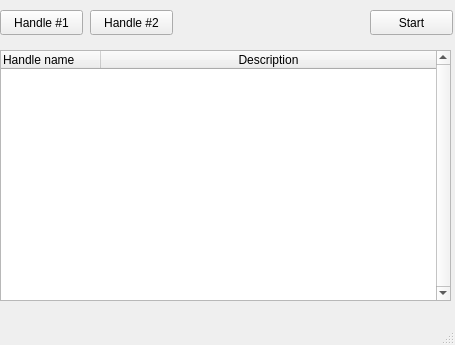
The window that uis/inj_vs_tune.ui (vitaliibalakin/c_orbit) describes before a commit, drawn with Qt 5.
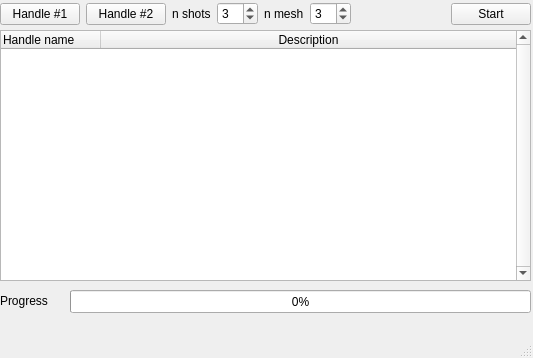
The same window after the commit.

Diff of the .ui file:
```diff
--- a/uis/inj_vs_tune.ui
+++ b/uis/inj_vs_tune.ui
@@ -6,8 +6,8 @@
    <rect>
     <x>0</x>
     <y>0</y>
-    <width>455</width>
-    <height>345</height>
+    <width>533</width>
+    <height>358</height>
    </rect>
   </property>
   <property name="windowTitle">
@@ -18,8 +18,8 @@
     <property name="geometry">
      <rect>
       <x>0</x>
-      <y>50</y>
-      <width>451</width>
+      <y>30</y>
+      <width>531</width>
       <height>251</height>
      </rect>
     </property>
@@ -56,46 +56,119 @@
      </property>
     </column>
    </widget>
-   <widget class="QPushButton" name="btn_start">
+   <widget class="QWidget" name="horizontalLayoutWidget">
     <property name="geometry">
      <rect>
-      <x>370</x>
-      <y>10</y>
-      <width>83</width>
-      <height>25</height>
+      <x>0</x>
+      <y>0</y>
+      <width>531</width>
+      <height>28</height>
      </rect>
     </property>
-    <property name="text">
-     <string>Start</string>
-    </property>
+    <layout class="QHBoxLayout" name="horizontalLayout">
+     <item>
+      <widget class="QPushButton" name="btn_handle_1">
+       <property name="text">
+        <string>Handle #1</string>
+       </property>
+      </widget>
+     </item>
+     <item>
+      <widget class="QPushButton" name="btn_handle_2">
+       <property name="enabled">
+        <bool>true</bool>
+       </property>
+       <property name="text">
+        <string>Handle #2</string>
+       </property>
+      </widget>
+     </item>
+     <item>
+      <widget class="QLabel" name="label">
+       <property name="text">
+        <string>n shots</string>
+       </property>
+      </widget>
+     </item>
+     <item>
+      <widget class="QSpinBox" name="n_shots">
+       <property name="minimum">
+        <number>1</number>
+       </property>
+       <property name="value">
+        <number>3</number>
+       </property>
+      </widget>
+     </item>
+     <item>
+      <widget class="QLabel" name="label_2">
+       <property name="text">
+        <string>n mesh</string>
+       </property>
+      </widget>
+     </item>
+     <item>
+      <widget class="QSpinBox" name="n_mesh">
+       <property name="minimum">
+        <number>1</number>
+       </property>
+       <property name="value">
+        <number>3</number>
+       </property>
+      </widget>
+     </item>
+     <item>
+      <spacer name="horizontalSpacer">
+       <property name="orientation">
+        <enum>Qt::Horizontal</enum>
+       </property>
+       <property name="sizeHint" stdset="0">
+        <size>
+         <width>40</width>
+         <height>20</height>
+        </size>
+       </property>
+      </spacer>
+     </item>
+     <item>
+      <widget class="QPushButton" name="btn_start">
+       <property name="text">
+        <string>Start</string>
+       </property>
+      </widget>
+     </item>
+    </layout>
    </widget>
-   <widget class="QPushButton" name="btn_handle_1">
+   <widget class="QProgressBar" name="progress_bar">
     <property name="geometry">
      <rect>
-      <x>0</x>
-      <y>10</y>
-      <width>83</width>
-      <height>25</height>
+      <x>70</x>
+      <y>290</y>
+      <width>461</width>
+      <height>23</height>
      </rect>
     </property>
-    <property name="text">
-     <string>Handle #1</string>
+    <property name="maximumSize">
+     <size>
+      <width>16777215</width>
+      <height>16777212</height>
+     </size>
     </property>
-   </widget>
-   <widget class="QPushButton" name="btn_handle_2">
-    <property name="enabled">
-     <bool>true</bool>
+    <property name="value">
+     <number>0</number>
     </property>
+   </widget>
+   <widget class="QLabel" name="label_3">
     <property name="geometry">
      <rect>
-      <x>90</x>
-      <y>10</y>
-      <width>83</width>
-      <height>25</height>
+      <x>0</x>
+      <y>290</y>
+      <width>64</width>
+      <height>21</height>
      </rect>
     </property>
     <property name="text">
-     <string>Handle #2</string>
+     <string>Progress</string>
     </property>
    </widget>
   </widget>
```
Left out of the diff: 2 changed lines with no effect on the pictures.
